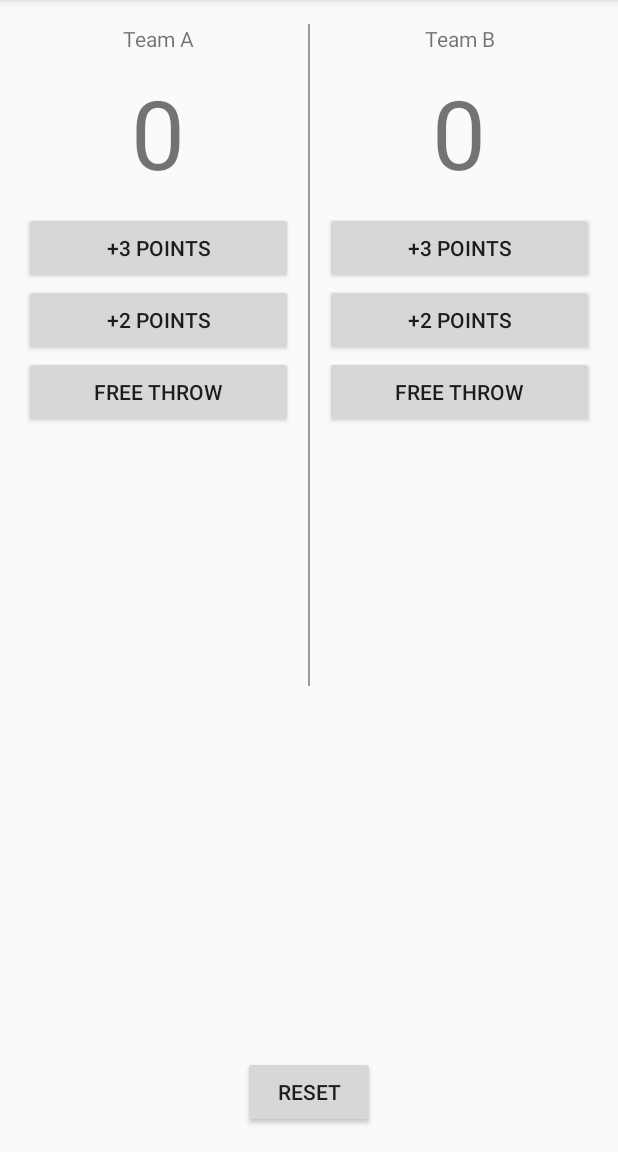
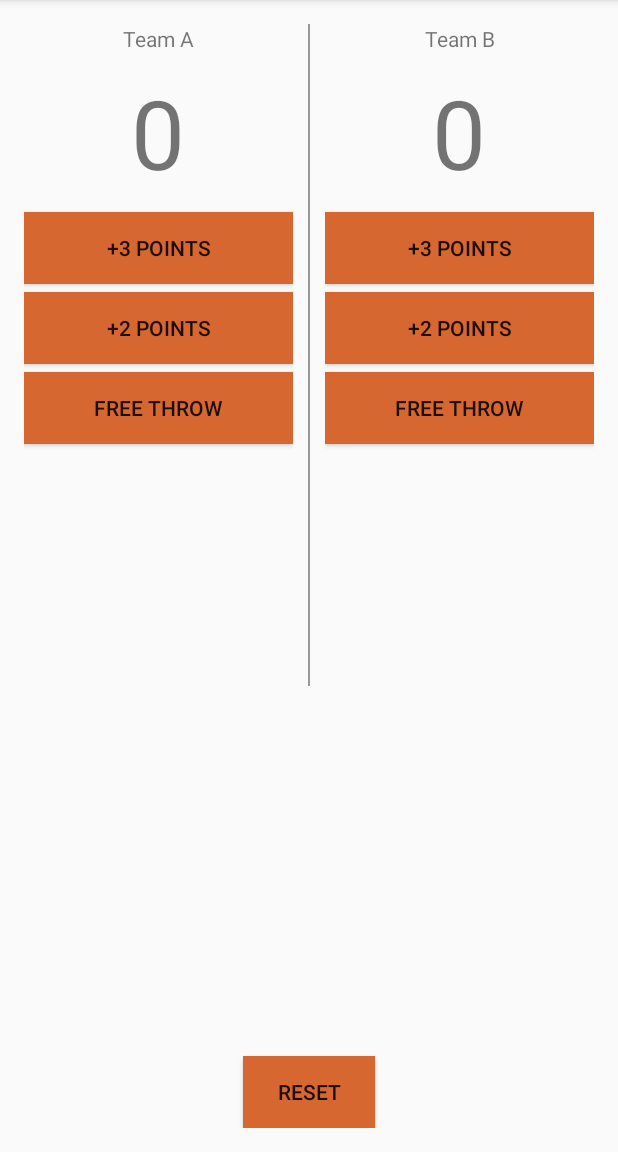
Before and after one commit to pratamawijaya/android-academy-jogja, an Android app: the screen it shows after launch (MainActivity), on a phone screen of 412 x 824 dp, the part 84-1236 px from its top. Run offline under Robolectric (Android 15) with nearby library versions, the phone set to English and light mode, and no system bars.

Commit message:
change background

```diff
--- a/batch1/CourtCounter/app/src/main/res/layout/activity_main.xml
+++ b/batch1/CourtCounter/app/src/main/res/layout/activity_main.xml
@@ -43,6 +43,8 @@
           />
       <!-- button-->
       <Button
+          android:background="#d76730"
+          android:layout_marginBottom="5dp"
           android:id="@+id/btnPoint3A"
           android:layout_width="match_parent"
           android:text="+3 POINTS"
@@ -50,6 +52,8 @@
           />
 
       <Button
+          android:layout_marginBottom="5dp"
+          android:background="#d76730"
           android:id="@+id/btnPoint2A"
           android:layout_width="match_parent"
           android:text="+2 POINTS"
@@ -57,6 +61,7 @@
           />
 
       <Button
+          android:background="#d76730"
           android:id="@+id/btnPointFreeA"
           android:layout_width="match_parent"
           android:text="FREE THROW"
@@ -99,13 +104,17 @@
           />
       <!-- button -->
       <Button
+          android:background="#d76730"
           android:id="@+id/btnPoint3B"
+          android:layout_marginBottom="5dp"
           android:layout_width="match_parent"
           android:text="+3 POINTS"
           android:layout_height="wrap_content"
           />
 
       <Button
+          android:background="#d76730"
+          android:layout_marginBottom="5dp"
           android:id="@+id/btnPoint2B"
           android:layout_width="match_parent"
           android:text="+2 POINTS"
@@ -113,6 +122,7 @@
           />
 
       <Button
+          android:background="#d76730"
           android:id="@+id/btnPointFreeB"
           android:layout_width="match_parent"
           android:text="FREE THROW"
@@ -128,6 +138,7 @@
       android:layout_weight="4"
       >
     <Button
+        android:background="#d76730"
         android:id="@+id/btnReset"
         android:layout_centerHorizontal="true"
         android:layout_alignParentBottom="true"
```
